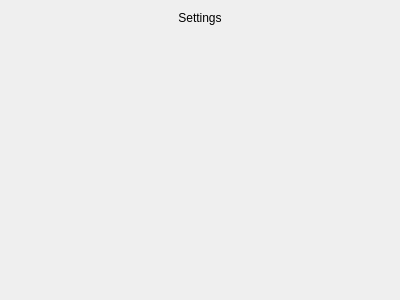
This is howdyCoder/ui/qtUiFiles/createSettingsBasePage.ui in rmallow/howdyCoder as Qt 5 draws it before an edit. The edited form follows.
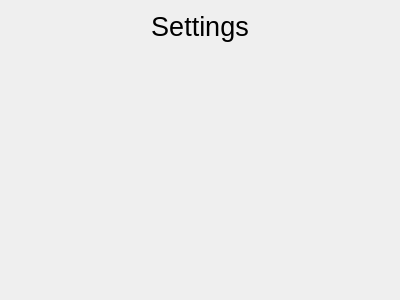
This is the edited form.

```diff
--- a/howdyCoder/ui/qtUiFiles/createSettingsBasePage.ui
+++ b/howdyCoder/ui/qtUiFiles/createSettingsBasePage.ui
@@ -22,6 +22,11 @@
        <verstretch>1</verstretch>
       </sizepolicy>
      </property>
+     <property name="font">
+      <font>
+       <pointsize>20</pointsize>
+      </font>
+     </property>
      <property name="text">
       <string>Settings</string>
      </property>
```
